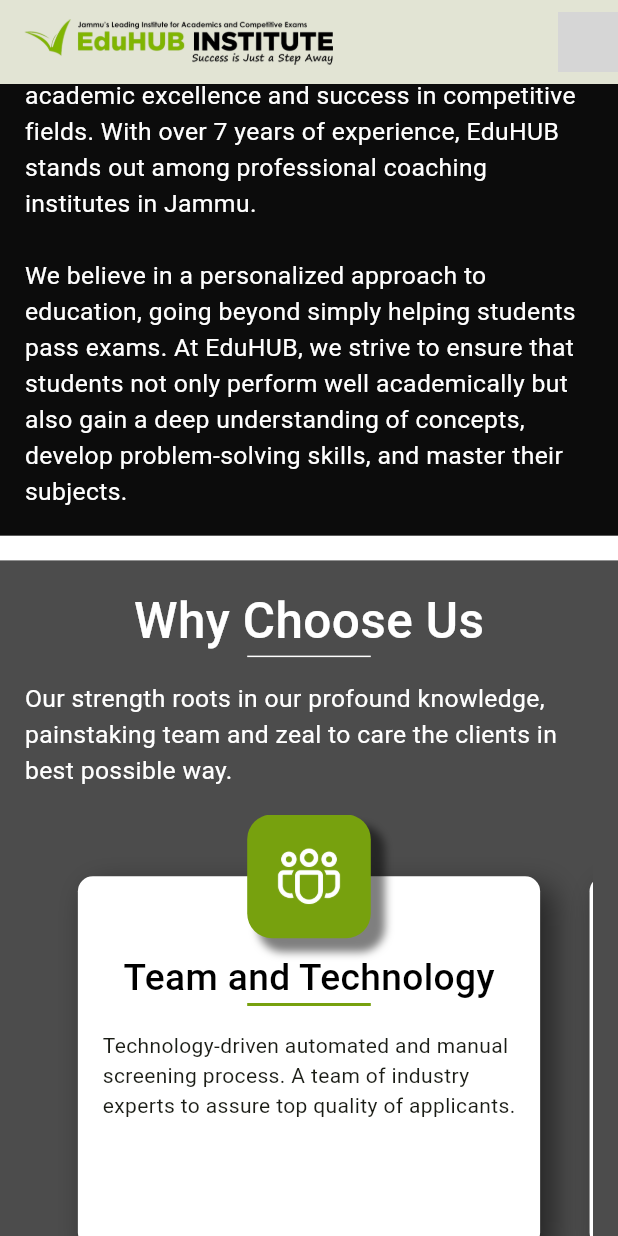
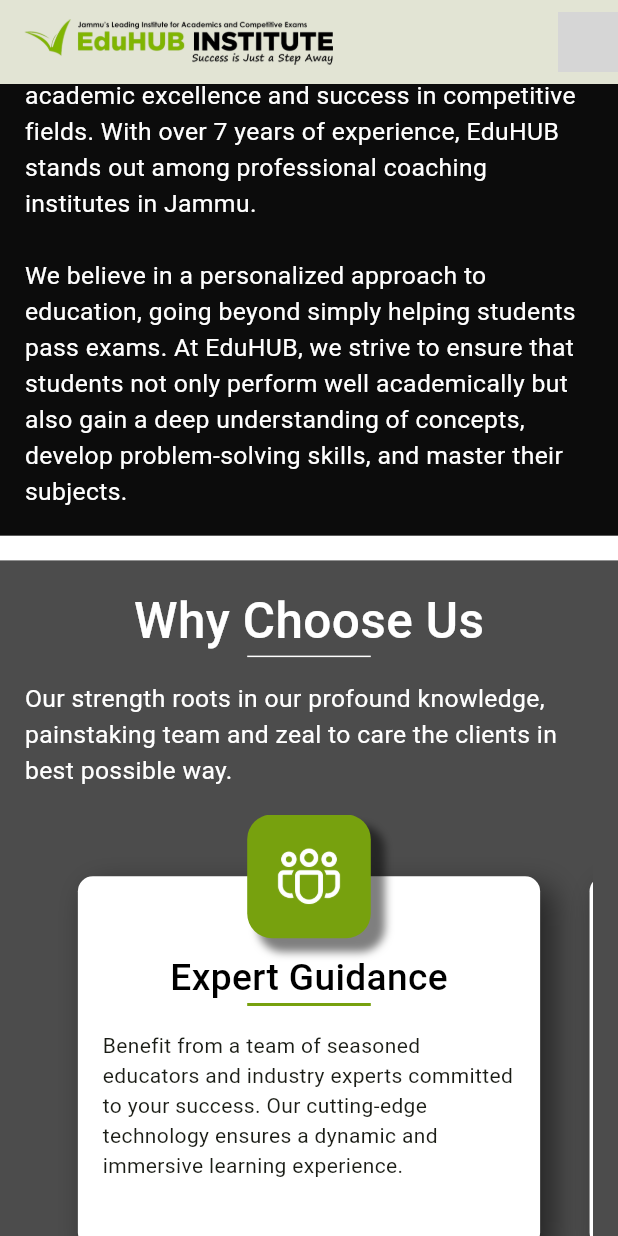
Before and after one commit to jonathanjohn47/eduhub_institute, a Flutter app: the DashboardScreen screen opened directly, scrolled down 1152 dp, on a phone screen of 412 x 824 dp. Run offline on Flutter 3.47's test engine with Material 3 defaults, Android fonts, the phone set to English and light mode, and no system bars; drawn by our look-alikes of carousel_slider; our stand-ins replace cloud_firestore, country_code_picker, dots_indicator, firebase_auth, firebase_core, firebase_storage and 4 more; missing offline and left inert: firebase_app_check; accounts and stored records are empty; network calls fail; grey boxes are pictures that could not be loaded.

```diff
--- a/lib/features/dashboard/ui/DashboardScreen.dart
+++ b/lib/features/dashboard/ui/DashboardScreen.dart
@@ -488,8 +488,8 @@ We believe in a personalized approach to education, going beyond simply helping
                 items: [
                   _whyChooseUsCard(
                       'assets/icons/8675239_ic_fluent_people_team_regular_icon.png',
-                      'Team and Technology',
-                      'Technology-driven automated and manual screening process. A team of industry experts to assure top quality of applicants.'),
+                      'Expert Guidance',
+                      'Benefit from a team of seasoned educators and industry experts committed to your success. Our cutting-edge technology ensures a dynamic and immersive learning experience.'),
                   _whyChooseUsCard(
                       'assets/icons/2877000_dashboard_gauge_meter_speed_icon.png',
                       'Speed and Consistency',
@@ -506,6 +506,51 @@ We believe in a personalized approach to education, going beyond simply helping
           ],
         ),
       ),
+      SizedBox(
+        height: 2.h,
+      ),
+      Row(
+        mainAxisAlignment: MainAxisAlignment.center,
+        children: [
+          Text("What We Do",
+              style: TextStyle(
+                fontSize: 4.h,
+                fontWeight: FontWeight.w500,
+              )),
+        ],
+      ),
+      Row(
+        mainAxisAlignment: MainAxisAlignment.center,
+        children: [
+          Container(
+            height: 1.dp,
+            width: 20.w,
+            color: AppColors.primary,
+          ),
+        ],
+      ),
+      SizedBox(
+        height: 2.h,
+      ),
+      CarouselSlider(
+          items: [
+            _serviceTile(
+                "assets/images/pixlr-image-generator-d0ec09c3-762b-48ab-96da-41ca475dfe57.png",
+                "Education",
+                "EduHUB is committed to delivering a comprehensive education experience that transcends traditional boundaries. Our educational services are meticulously designed to empower individuals with knowledge, skills, and a holistic learning environment."),
+            _serviceTile(
+                "assets/images/pixlr-image-generator-74a3a3d4-5f19-45c5-8c10-b0ef356bea7a.png",
+                "Reading Library",
+                "Immerse yourself in a haven of knowledge at our Reading Library. Explore an extensive collection of books, journals, and references covering a wide array of subjects, fostering a love for learning and exploration."),
+            _serviceTile(
+                "assets/images/pixlr-image-generator-e4b27a66-9287-4ccf-bd76-6468ae9281ab.png",
+                "Consultancy",
+                "Our consultancy services are dedicated to supporting and guiding you on your educational journey. Whether it’s receiving personalized insights for career decisions, exploring higher education opportunities, or fostering personal growth and life skills, our consultancy services aim to enhance your overall educational experience."),
+          ],
+          options: CarouselOptions(
+              enableInfiniteScroll: false,
+              viewportFraction: 0.9,
+              height: 50.h)),
       SizedBox(
         height: 2.h,
       ),
@@ -660,4 +705,57 @@ Vikram Patel*/
       ),
     );
   }
+
+  _serviceTile(String imageLink, String title, String description) {
+    return Padding(
+      padding: EdgeInsets.all(2.h),
+      child: Container(
+        decoration: BoxDecoration(
+          borderRadius: BorderRadius.circular(10),
+          color: Colors.white,
+          boxShadow: [
+            BoxShadow(
+                color: Colors.grey.withOpacity(0.5),
+                spreadRadius: 1.dp,
+                blurRadius: 2.h,
+                offset: Offset(1.h, 1.h))
+          ],
+        ),
+        child: Column(
+          children: [
+            ClipRRect(
+              borderRadius: BorderRadius.only(
+                  topLeft: Radius.circular(10), topRight: Radius.circular(10)),
+              child: Image.asset(
+                imageLink,
+                height: 20.h,
+                width: 100.w,
+                fit: BoxFit.cover,
+              ),
+            ),
+            SizedBox(
+              height: 2.h,
+            ),
+            Text(
+              title,
+              style: TextStyle(
+                  fontSize: 4.h,
+                  fontWeight: FontWeight.bold,
+                  color: AppColors.primary),
+            ),
+            SizedBox(
+              height: 1.h,
+            ),
+            Padding(
+              padding: EdgeInsets.all(8.0),
+              child: Text(
+                description,
+                style: TextStyle(fontSize: 2.5.w, color: Colors.black),
+              ),
+            ),
+          ],
+        ),
+      ),
+    );
+  }
 }
```
